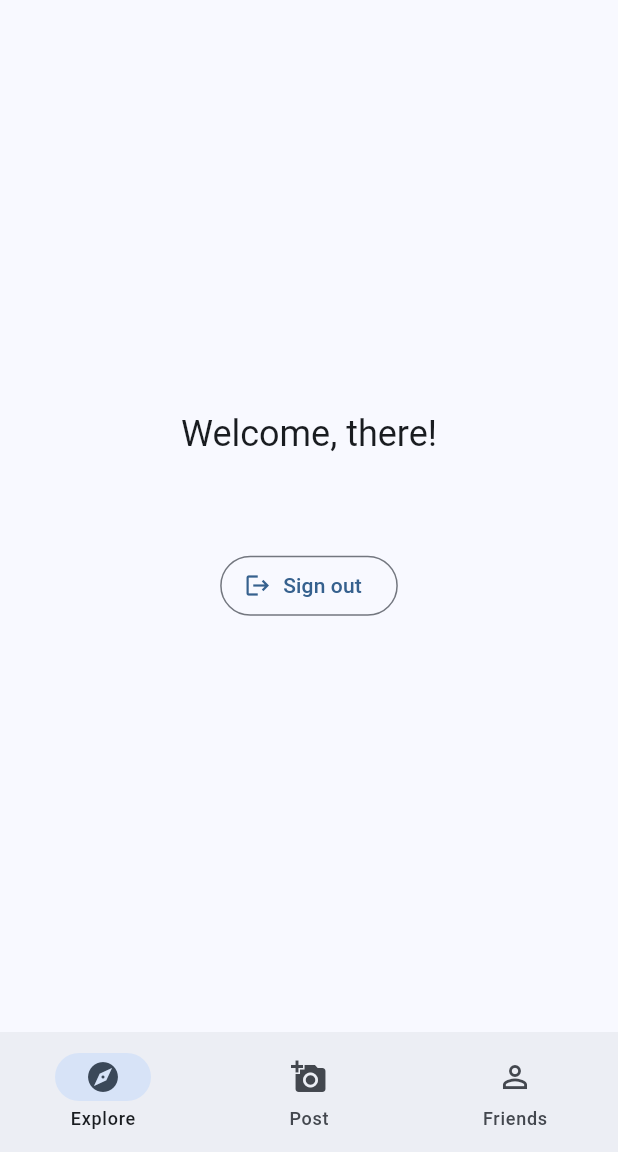
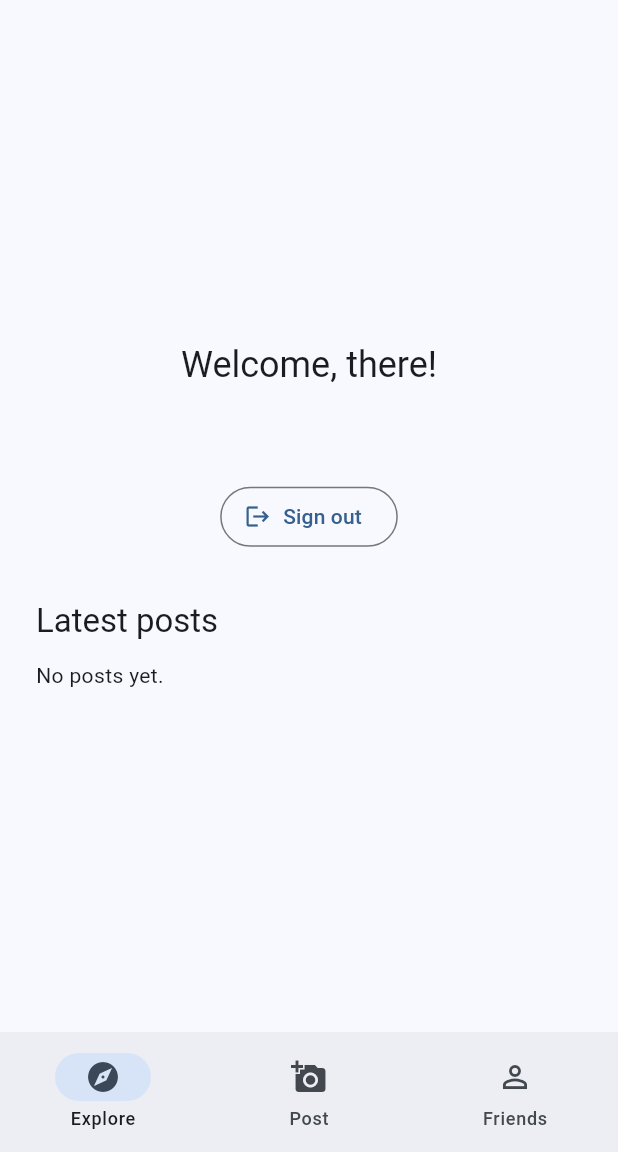
Before and after one commit to OttoRoming/unclear, a Flutter app: the screen it shows once a user with an empty profile is signed in, on a phone screen of 412 x 824 dp, the part 84-1236 px from its top. Run offline on Flutter 3.47's test engine with Material 3 defaults, Android fonts, the phone set to English and light mode, and no system bars; our stand-ins replace cloud_firestore, firebase_auth, firebase_core; accounts and stored records are empty.

Commit message:
add posts to explore

```diff
--- a/lib/screens/home_page.dart
+++ b/lib/screens/home_page.dart
@@ -22,6 +22,21 @@ class _HomePageState extends State<HomePage> {
   final _postFormKey = GlobalKey<FormState>();
   final _messageController = TextEditingController();
   final _drinkController = TextEditingController();
+
+  List<Post> _posts = [];
+
+  @override
+  void initState() {
+    super.initState();
+    _loadPosts();
+  }
+
+  Future<void> _loadPosts() async {
+    final posts = await _postService.fetchPosts();
+    if (mounted) {
+      setState(() => _posts = posts);
+    }
+  }
 
   @override
   void dispose() {
@@ -63,6 +78,7 @@ class _HomePageState extends State<HomePage> {
     _messageController.clear();
     _drinkController.clear();
     setState(() => _currentPageIndex = 0);
+    await _loadPosts();
   }
 
   Future<void> _signOut(BuildContext context) async {
@@ -99,6 +115,7 @@ class _HomePageState extends State<HomePage> {
                       constraints: const BoxConstraints(maxWidth: 520),
                       child: Column(
                         mainAxisSize: MainAxisSize.min,
+                        crossAxisAlignment: CrossAxisAlignment.stretch,
                         children: [
                           Text(
                             'Welcome, $greetingName!',
@@ -116,11 +133,27 @@ class _HomePageState extends State<HomePage> {
                             ),
                           ],
                           const SizedBox(height: 32),
-                          OutlinedButton.icon(
-                            onPressed: () => _signOut(context),
-                            icon: const Icon(Icons.logout),
-                            label: const Text('Sign out'),
+                          Center(
+                            child: OutlinedButton.icon(
+                              onPressed: () => _signOut(context),
+                              icon: const Icon(Icons.logout),
+                              label: const Text('Sign out'),
+                            ),
                           ),
+                          const SizedBox(height: 32),
+                          Text(
+                            'Latest posts',
+                            style: theme.textTheme.titleLarge,
+                          ),
+                          const SizedBox(height: 12),
+                          if (_posts.isEmpty)
+                            const Text('No posts yet.')
+                          else
+                            for (final post in _posts)
+                              Padding(
+                                padding: const EdgeInsets.only(bottom: 8),
+                                child: Text('${post.message} - ${post.drink}'),
+                              ),
                         ],
                       ),
                     ),
@@ -180,8 +213,12 @@ class _HomePageState extends State<HomePage> {
               : const Placeholder(),
           bottomNavigationBar: UnclearNavigationBar(
             selectedIndex: _currentPageIndex,
-            onDestinationSelected: (index) =>
-                setState(() => _currentPageIndex = index),
+            onDestinationSelected: (index) {
+              setState(() => _currentPageIndex = index);
+              if (index == 0) {
+                _loadPosts();
+              }
+            },
           ),
         );
       },
```
